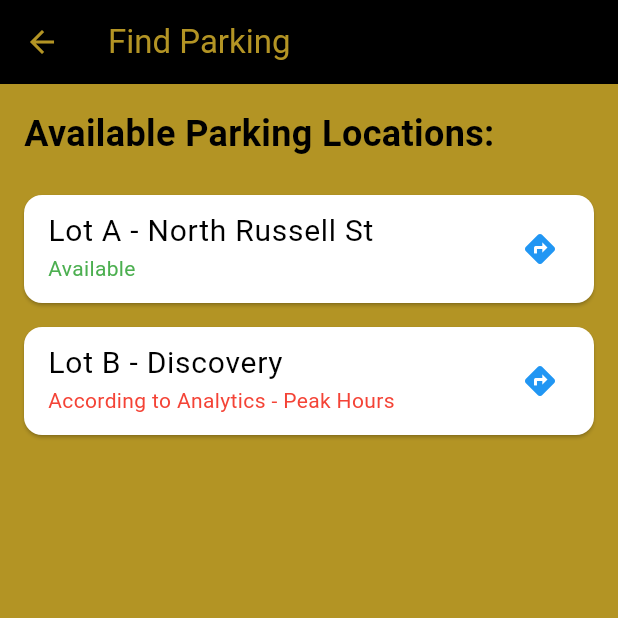
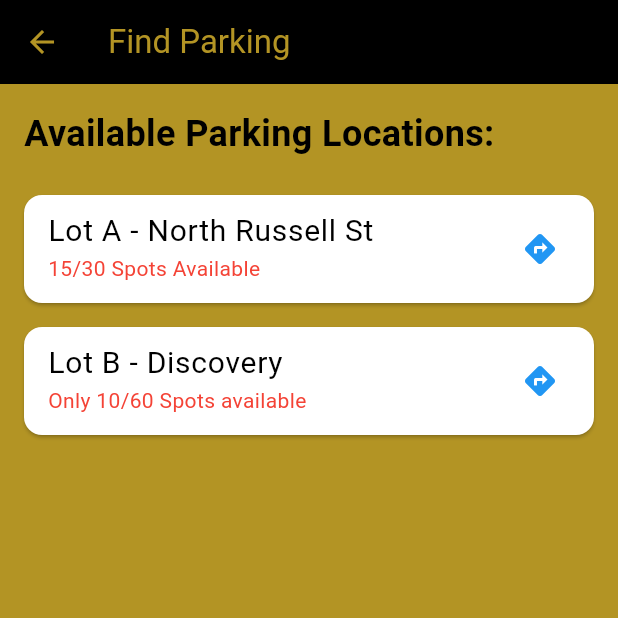
Before and after one commit to fusionpl/PurdueParking, a Flutter app: the FindParkingPage screen opened directly, on a phone screen of 412 x 824 dp, the top half of it. Run offline on Flutter 3.47's test engine with Material 3 defaults, Android fonts, the phone set to English and light mode, and no system bars; our stand-ins replace table_calendar; missing offline and left inert: map_launcher.

Commit message:
changed availability

```diff
--- a/lib/main.dart
+++ b/lib/main.dart
@@ -327,7 +327,7 @@ class _EventParkingPageState extends State<EventParkingPage> {
     );
   }
 }
-
+/*
 class FindParkingPage extends StatelessWidget {
   const FindParkingPage({super.key});
 
@@ -356,6 +356,96 @@ class FindParkingPage extends StatelessWidget {
             ParkingLocationCard(
               location: 'Lot B - Discovery',
               availability: 'According to Analytics - Peak Hours',
+              latitude: 40.419446279810856,
+              longitude: -86.92328961131224,
+            ),
+          ],
+        ),
+      ),
+    );
+  }
+}
+class ParkingLocationCard extends StatelessWidget {
+  final String location;
+  final String availability;
+  final double latitude;
+  final double longitude;
+
+  const ParkingLocationCard({
+    super.key,
+    required this.location,
+    required this.availability,
+    required this.latitude,
+    required this.longitude,
+  });
+
+  @override
+  Widget build(BuildContext context) {
+    return Card(
+      margin: const EdgeInsets.symmetric(vertical: 8.0),
+      child: ListTile(
+        title: Text(
+          location,
+          style: const TextStyle(fontSize: 20.0),
+        ),
+        subtitle: Text(
+          availability,
+          style: TextStyle(color: availability == 'Available' ? Colors.green : Colors.red),
+        ),
+        trailing: const Icon(Icons.directions, color: Colors.blue),
+        onTap: () async {
+          try {
+            final availableMaps = await MapLauncher.installedMaps;
+            if (availableMaps.isNotEmpty) {
+              await availableMaps.first.showMarker(
+                coords: Coords(latitude, longitude),
+                title: location,
+              );
+            } else {
+              ScaffoldMessenger.of(context).showSnackBar(
+                const SnackBar(content: Text("No map apps installed")),
+              );
+            }
+          } catch (e) {
+            print(e);
+            ScaffoldMessenger.of(context).showSnackBar(
+              const SnackBar(content: Text("Could not open the map")),
+            );
+          }
+        },
+      ),
+    );
+  }
+}
+*/
+class FindParkingPage extends StatelessWidget {
+  const FindParkingPage({super.key});
+
+  @override
+  Widget build(BuildContext context) {
+    return Scaffold(
+      appBar: AppBar(
+        title: const Text('Find Parking'),
+      ),
+      body: const SingleChildScrollView(
+        padding: EdgeInsets.all(16.0),
+        child: Column(
+          crossAxisAlignment: CrossAxisAlignment.start,
+          children: [
+            Text(
+              'Available Parking Locations:',
+              style: TextStyle(fontSize: 24, fontWeight: FontWeight.bold),
+            ),
+            SizedBox(height: 16.0),
+            ParkingLocationCard(
+              location: 'Lot A - North Russell St',
+              availability: '15/30 Spots Available',
+              latitude: 40.428492434603484,
+              longitude: -86.91883460225058,
+            ),
+            ParkingLocationCard(
+              location: 'Lot B - Discovery',
+              availability: 'Only 10/60 Spots available',
               latitude: 40.419446279810856,
               longitude: -86.92328961131224,
             ),
@@ -411,6 +501,7 @@ class ParkingLocationCard extends StatelessWidget {
     );
   }
 }
+
 
 class AccountPage extends StatelessWidget {
   const AccountPage({super.key});
```
